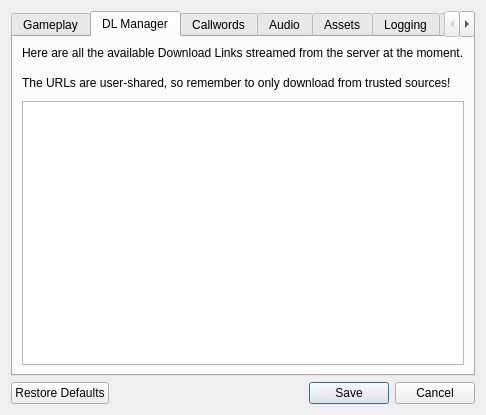
Before: the Qt Designer form resource/ui/options_dialog.ui in AttorneyOnline/AO2-Client, drawn with Qt 5.
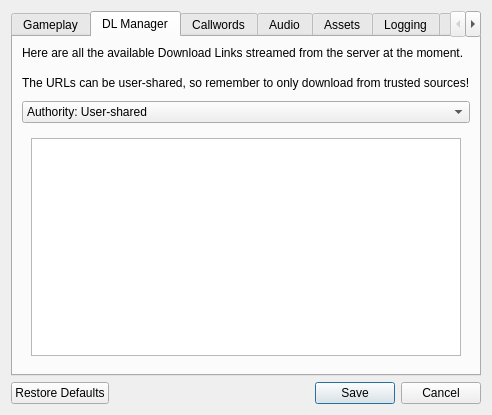
After: the same form once the commit is applied. The open tabs and pages were chosen to show the change.

What changed in the file:
```diff
--- a/resource/ui/options_dialog.ui
+++ b/resource/ui/options_dialog.ui
@@ -749,7 +749,7 @@
        <item>
         <widget class="QLabel" name="download_disclaimer_2">
          <property name="text">
-          <string>The URLs are user-shared, so remember to only download from trusted sources!</string>
+          <string>The URLs can be user-shared, so remember to only download from trusted sources!</string>
          </property>
         </widget>
        </item>
@@ -770,6 +770,33 @@
         </spacer>
        </item>
        <item>
+        <widget class="QComboBox" name="comboBox">
+         <property name="toolTip">
+          <string>Whether this is the official server content or just shared by a user.</string>
+         </property>
+         <property name="styleSheet">
+          <string notr="true"/>
+         </property>
+         <item>
+          <property name="text">
+           <string>Authority: User-shared</string>
+          </property>
+         </item>
+         <item>
+          <property name="text">
+           <string>Authority: Server-shared</string>
+          </property>
+         </item>
+        </widget>
+       </item>
+       <item>
+        <widget class="QStackedWidget" name="stackedWidget">
+         <property name="currentIndex">
+          <number>0</number>
+         </property>
+         <widget class="QWidget" name="User_authority">
+          <layout class="QHBoxLayout" name="horizontalLayout">
+           <item>
         <widget class="QTableWidget" name="download_table">
          <property name="toolTip">
           <string>List of available character DL links.
@@ -799,6 +826,9 @@
          <attribute name="horizontalHeaderCascadingSectionResizes">
           <bool>true</bool>
          </attribute>
+             <attribute name="horizontalHeaderMinimumSectionSize">
+              <number>39</number>
+             </attribute>
          <attribute name="horizontalHeaderStretchLastSection">
           <bool>true</bool>
          </attribute>
@@ -810,6 +840,60 @@
            <string>Download link</string>
           </property>
          </column>
+            </widget>
+           </item>
+          </layout>
+         </widget>
+         <widget class="QWidget" name="Server_authority">
+          <layout class="QHBoxLayout" name="horizontalLayout_2">
+           <item>
+            <widget class="QTableWidget" name="server_download_table">
+             <property name="toolTip">
+              <string>List of available character DL links.
+Double click the items to download them!</string>
+             </property>
+             <property name="editTriggers">
+              <set>QAbstractItemView::NoEditTriggers</set>
+             </property>
+             <property name="selectionMode">
+              <enum>QAbstractItemView::SingleSelection</enum>
+             </property>
+             <property name="iconSize">
+              <size>
+               <width>30</width>
+               <height>30</height>
+              </size>
+             </property>
+             <property name="sortingEnabled">
+              <bool>true</bool>
+             </property>
+             <property name="columnCount">
+              <number>1</number>
+             </property>
+             <attribute name="horizontalHeaderVisible">
+              <bool>false</bool>
+             </attribute>
+             <attribute name="horizontalHeaderCascadingSectionResizes">
+              <bool>true</bool>
+             </attribute>
+             <attribute name="horizontalHeaderMinimumSectionSize">
+              <number>39</number>
+             </attribute>
+             <attribute name="horizontalHeaderStretchLastSection">
+              <bool>true</bool>
+             </attribute>
+             <attribute name="verticalHeaderDefaultSectionSize">
+              <number>39</number>
+             </attribute>
+             <column>
+              <property name="text">
+               <string>Download link</string>
+              </property>
+             </column>
+            </widget>
+           </item>
+          </layout>
+         </widget>
         </widget>
        </item>
       </layout>
```
Lines whose indentation alone changed are shown as unchanged.
